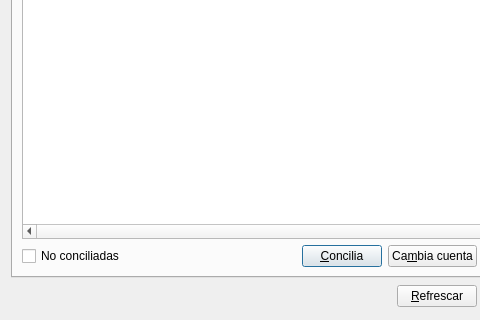
The window that concilia.ui (DIBOSAJM/keme) describes before a commit, drawn with Qt 5; both pictures show x 0 to 480 and y 408 to 728 of the 1191 by 728 pixel window.
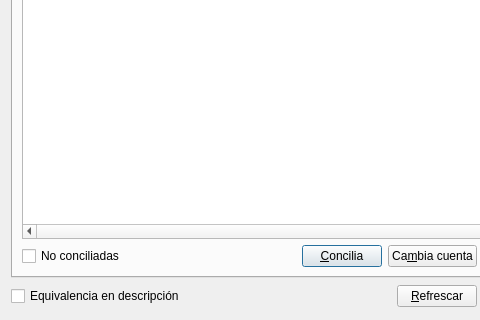
The same window after the commit. Icons and pictures are not drawn.

```diff
--- a/concilia.ui
+++ b/concilia.ui
@@ -583,6 +583,13 @@
    </item>
    <item>
     <layout class="QHBoxLayout">
+     <item>
+      <widget class="QCheckBox" name="descrip_equiv_checkBox">
+       <property name="text">
+        <string>Equivalencia en descripción</string>
+       </property>
+      </widget>
+     </item>
      <item>
       <spacer>
        <property name="orientation">
```
